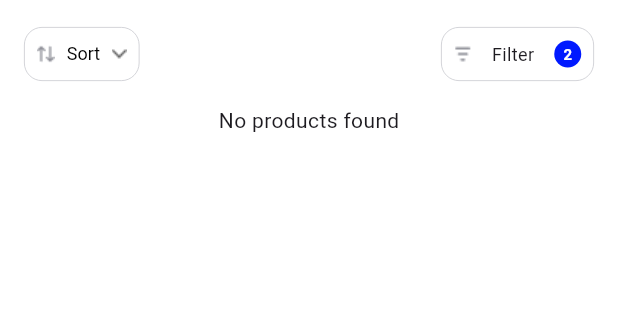
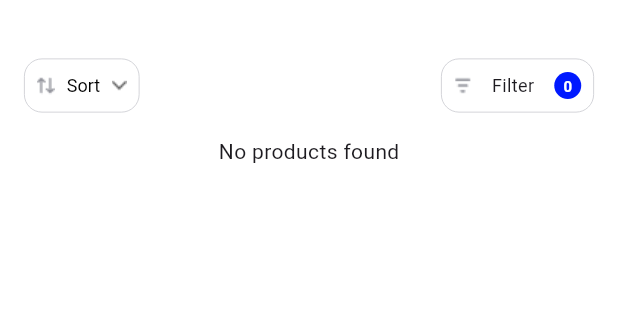
Before and after one commit to Medhatahmedabdelkarim/E-commerce-app, a Flutter app: the SearchDestScreen screen opened directly, on a phone screen of 412 x 824 dp, the part 105-425 px from its top. Run offline on Flutter 3.47's test engine with Material 3 defaults, Android fonts, the phone set to English and light mode, and no system bars; our stand-ins replace bloc, carousel_slider, dio, dots_indicator, flutter_bloc, flutter_rating_bar and 5 more; missing offline and left inert: filter_list; accounts and stored records are empty; generated files the repository leaves out were written again; network calls fail.

```diff
--- a/lib/Search/presentation/manager/search_bloc.dart
+++ b/lib/Search/presentation/manager/search_bloc.dart
@@ -34,7 +34,7 @@ class SearchBloc extends Bloc<SearchEvent, SearchState> {
 
     emit(SearchLoading());
     final products = await apiService.searchProducts(query);
-    emit(SearchLoaded(products, submitted: false));
+    emit(SearchLoaded(products, query,submitted: false));
   }
 
   Future<void> _onSearchSubmitted(
@@ -51,7 +51,7 @@ class SearchBloc extends Bloc<SearchEvent, SearchState> {
 
     emit(SearchLoading());
     final products = await apiService.searchProducts(query);
-    emit(SearchLoaded(products, submitted: true));
+    emit(SearchLoaded(products,query, submitted: true));
   }
 
   void _onRemoveRecentSearch(
--- a/lib/Search/presentation/manager/search_state.dart
+++ b/lib/Search/presentation/manager/search_state.dart
@@ -14,8 +14,9 @@ class SearchRecent extends SearchState {
 class SearchLoaded extends SearchState {
   final List<Product> products;
   final bool submitted;
+  final String query;
 
-  SearchLoaded(this.products, {this.submitted = false});
+  SearchLoaded(this.products,this.query, {this.submitted = false});
 }
 
 class SearchLoading extends SearchState {}
--- a/lib/Search/presentation/screens/search_dest_screen.dart
+++ b/lib/Search/presentation/screens/search_dest_screen.dart
@@ -11,14 +11,20 @@ import 'package:get/get_core/src/get_main.dart';
 import '../../../common_ui/manager/product_bloc.dart';
 import '../../../data/models/product.dart';
 import '../../../navigation/Bloc/navigation_bloc.dart';
+import '../widgets/filter_button.dart';
+import '../widgets/sort_button.dart';
 
 class SearchDestScreen extends StatelessWidget {
-  SearchDestScreen(
-      {super.key, required this.products, this.fromNavMenu = false,});
+  SearchDestScreen({
+    super.key,
+    required this.products,
+    this.fromNavMenu = false,
+    required this.query,
+  });
 
   final List<Product> products;
   final bool fromNavMenu;
-
+  final String query;
 
   final items = [
     'Sort from A-Z',
@@ -32,133 +38,36 @@ class SearchDestScreen extends StatelessWidget {
     WidgetsBinding.instance.addPostFrameCallback((_) {
       context.read<ProductBloc>().add(ClearProductsEvent());
     });
-    var productBloc = context.read<ProductBloc>();
     return Scaffold(
       backgroundColor: Colors.white,
-      appBar: SearchAppbar(fromNavMenu: fromNavMenu,),
+      appBar: SearchAppbar(fromNavMenu: fromNavMenu),
 
       body: Column(
         crossAxisAlignment: CrossAxisAlignment.start,
         children: [
+          query.length == 0
+              ? Text('')
+              : Padding(
+                  padding: const EdgeInsets.all(8.0),
+                  child: Text(
+                    'Results For \"${query}\"',
+                    style: TextStyle(fontWeight: FontWeight.w700, fontSize: 16),
+                  ),
+                ),
           Padding(
             padding: const EdgeInsets.all(16.0),
             child: Row(
               mainAxisAlignment: MainAxisAlignment.spaceBetween,
               children: [
-                Container(
-                  height: 36,
-                  decoration: BoxDecoration(
-                    border: Border.all(
-                      width: 0.5,
-                      color: Color.fromRGBO(197, 198, 204, 1),
-                    ),
-                    borderRadius: BorderRadius.circular(12),
-                  ),
-                  child: Padding(
-                    padding: const EdgeInsets.all(8.0),
-                    child: Row(
-                      mainAxisSize: MainAxisSize.min,
-                      children: [
-                        Image(image: AssetImage("assets/Images/Icon (1).png")),
-                        SizedBox(width: 8,),
-                        SizedBox(
-                          width: 40,
-                          child: BlocBuilder<ProductBloc, ProductState>(
-                            builder: (context, state) {
-                              return DropdownButton(
-                                items: items.map((String items) {
-                                  return DropdownMenuItem(
-                                    value: items,
-                                    child: Text(items,),
-                                  );
-                                }).toList(),
-                                onChanged: (value) {
-                                  context.read<ProductBloc>().add(
-                                    SortProductsEvent(
-                                        state is ProductsLoaded && state.products.isNotEmpty?state.products:products,
-                                        value!),
-                                  );
-                                },
-                                style: TextStyle(
-                                    fontSize: 12, color: Colors.black),
-                                iconSize: 10,
-                                isExpanded: true,
-                                hint: Text('Sort',
-                                  style: TextStyle(color: Colors.black),),
-                                underline: Text(''),
-                                menuWidth: 120,
-                                isDense: false,
-                                icon: ImageIcon(
-                                  AssetImage("assets/Images/Arrow Down.png"),
-                                ),
-                              );
-                            },
-                          ),
-                        ),
-                      ],
-                    ),
-                  ),
-                ),
-                GestureDetector(
-                  onTap: () async {
-                    final filters = await Get.to(() => FiltersScreen());
-                    if (filters != null && filters is Map<String, dynamic>) {
-                      context.read<ProductBloc>().add(
-                          FilterProductsEvent(
-                            categoryId: filters['categoryId'],
-                            minPrice: (filters['minPrice'] as num?)?.toDouble(),
-                            maxPrice: (filters['maxPrice'] as num?)?.toDouble(),
-                            title: filters['title'],
-                          )
-                      );
-                    }
-                  },
-                  child: Container(
-                    height: 36,
-                    width: 102,
-                    decoration: BoxDecoration(
-                      border: Border.all(
-                        width: 0.5,
-                        color: Color.fromRGBO(197, 198, 204, 1),
-                      ),
-                      borderRadius: BorderRadius.circular(12),
-                    ),
-                    child: Padding(
-                      padding: const EdgeInsets.all(8.0),
-                      child: Row(
-                        mainAxisAlignment: MainAxisAlignment.spaceBetween,
-                        children: [
-                          Image(image: AssetImage("assets/Images/Filter.png")),
-                          Text("Filter", style: TextStyle(fontSize: 12)),
-                          Container(
-                            width: 18,
-                            height: 18,
-                            decoration: BoxDecoration(
-                              color: EColors.primary,
-                              borderRadius: BorderRadius.circular(20),
-                            ),
-                            child: Center(
-                              child: Text(
-                                '2',
-                                style: TextStyle(
-                                  color: Colors.white,
-                                  fontSize: 10,
-                                  fontWeight: FontWeight.w600,
-                                ),
-                              ),
-                            ),
-                          ),
-                        ],
-                      ),
-                    ),
-                  ),
-                ),
+                SortButton(items: items, products: products),
+                FilterButton(query: query),
               ],
             ),
-          ), BlocBuilder<ProductBloc, ProductState>(
+          ),
+          BlocBuilder<ProductBloc, ProductState>(
             builder: (context, state) {
-              final displayProducts = (state is ProductsLoaded &&
-                  state.products.isNotEmpty)
+              final displayProducts =
+                  (state is ProductsLoaded && state.products.isNotEmpty)
                   ? state.products
                   : products;
 
--- a/lib/Search/presentation/screens/search_screen.dart
+++ b/lib/Search/presentation/screens/search_screen.dart
@@ -19,11 +19,10 @@ class SearchScreen extends StatelessWidget {
       body: BlocConsumer<SearchBloc, SearchState>(
         listener: (context, state) {
           if (state is SearchLoaded && state.submitted) {
-            Get.to(() => SearchDestScreen(products: state.products));
+            Get.to(() => SearchDestScreen(products: state.products,query: state.query,));
           }
         },
         builder: (context, state) {
-          final searchBloc = context.read<SearchBloc>();
           if (state is SearchLoading) {
             return Center(child: CircularProgressIndicator());
           } else if (state is SearchLoaded) {
--- /dev/null
+++ b/lib/Search/presentation/widgets/filter_button.dart
@@ -0,0 +1,89 @@
+import 'package:flutter/cupertino.dart';
+import 'package:flutter/material.dart';
+import 'package:flutter_bloc/flutter_bloc.dart';
+import 'package:get/get.dart';
+import 'package:get/get_core/src/get_main.dart';
+
+import '../../../common_ui/manager/product_bloc.dart';
+import '../../../constants/colors.dart';
+import '../../../filter/presentation/screens/filters_screen.dart';
+
+class FilterButton extends StatefulWidget {
+  FilterButton({super.key, required this.query});
+
+  final String query;
+
+  @override
+  State<FilterButton> createState() => _FilterButtonState();
+}
+
+class _FilterButtonState extends State<FilterButton> {
+  int count=0;
+
+  @override
+  Widget build(BuildContext context) {
+    return GestureDetector(
+      onTap: () async {
+        final filters = await Get.to(() => FiltersScreen(query: widget.query));
+        if (filters != null && filters is Map<String, dynamic>) {
+          context.read<ProductBloc>().add(
+            FilterProductsEvent(
+              categoryId: filters['categoryId'],
+              minPrice: (filters['minPrice'] as num?)?.toDouble(),
+              maxPrice: (filters['maxPrice'] as num?)?.toDouble(),
+              title: widget.query,
+            ),
+          );
+        }
+        setState(() {
+          count=0;
+          if(filters['categoryId']!=null){
+            count++;
+          }
+          if(filters['maxPrice']!=null){
+            count++;
+          }
+        });
+      },
+      child: Container(
+        height: 36,
+        width: 102,
+        decoration: BoxDecoration(
+          border: Border.all(
+            width: 0.5,
+            color: Color.fromRGBO(197, 198, 204, 1),
+          ),
+          borderRadius: BorderRadius.circular(12),
+        ),
+        child: Padding(
+          padding: const EdgeInsets.all(8.0),
+          child: Row(
+            mainAxisAlignment: MainAxisAlignment.spaceBetween,
+            children: [
+              Image(image: AssetImage("assets/Images/Filter.png")),
+              Text("Filter", style: TextStyle(fontSize: 12)),
+              Container(
+                width: 18,
+                height: 18,
+                decoration: BoxDecoration(
+                  color: EColors.primary,
+                  borderRadius: BorderRadius.circular(20),
+                ),
+                child: Center(
+                  child: Text(
+                    '$count',
+                    style: TextStyle(
+                      color: Colors.white,
+                      fontSize: 10,
+                      fontWeight: FontWeight.w600,
+                    ),
+                  ),
+                ),
+              ),
+            ],
+          ),
+        ),
+      ),
+    );
+  }
+}
--- /dev/null
+++ b/lib/Search/presentation/widgets/sort_button.dart
@@ -0,0 +1,63 @@
+import 'package:flutter/material.dart';
+import 'package:flutter_bloc/flutter_bloc.dart';
+
+import '../../../common_ui/manager/product_bloc.dart';
+import '../../../data/models/product.dart';
+
+class SortButton extends StatelessWidget {
+  const SortButton({super.key, required this.items, required this.products});
+
+  final List<String> items;
+  final List<Product> products;
+
+  @override
+  Widget build(BuildContext context) {
+    return Container(
+      height: 36,
+      decoration: BoxDecoration(
+        border: Border.all(width: 0.5, color: Color.fromRGBO(197, 198, 204, 1)),
+        borderRadius: BorderRadius.circular(12),
+      ),
+      child: Padding(
+        padding: const EdgeInsets.all(8.0),
+        child: Row(
+          mainAxisSize: MainAxisSize.min,
+          children: [
+            Image(image: AssetImage("assets/Images/Icon (1).png")),
+            SizedBox(width: 8),
+            SizedBox(
+              width: 40,
+              child: BlocBuilder<ProductBloc, ProductState>(
+                builder: (context, state) {
+                  return DropdownButton(
+                    items: items.map((String items) {
+                      return DropdownMenuItem(value: items, child: Text(items));
+                    }).toList(),
+                    onChanged: (value) {
+                      context.read<ProductBloc>().add(
+                        SortProductsEvent(
+                          state is ProductsLoaded && state.products.isNotEmpty
+                              ? state.products
+                              : products,
+                          value!,
+                        ),
+                      );
+                    },
+                    style: TextStyle(fontSize: 12, color: Colors.black),
+                    iconSize: 10,
+                    isExpanded: true,
+                    hint: Text('Sort', style: TextStyle(color: Colors.black)),
+                    underline: Text(''),
+                    menuWidth: 120,
+                    isDense: false,
+                    icon: ImageIcon(AssetImage("assets/Images/Arrow Down.png")),
+                  );
+                },
+              ),
+            ),
+          ],
+        ),
+      ),
+    );
+  }
+}
--- a/lib/common_ui/manager/product_bloc.dart
+++ b/lib/common_ui/manager/product_bloc.dart
@@ -27,6 +27,7 @@ class ProductBloc extends Bloc<ProductEvent, ProductState> {
         categoryId: event.categoryId,
         minPrice: event.minPrice,
         maxPrice: event.maxPrice,
+        title: event.title
       );
       emit(ProductsLoaded(products));
 
--- a/lib/filter/presentation/screens/filters_screen.dart
+++ b/lib/filter/presentation/screens/filters_screen.dart
@@ -14,7 +14,9 @@ import '../../../services/api_services.dart';
 import '../managers/filters_bloc.dart';
 
 class FiltersScreen extends StatefulWidget {
-  FiltersScreen({super.key});
+  FiltersScreen({super.key, required this.query});
+
+  final String query;
 
   @override
   State<FiltersScreen> createState() => _FiltersScreenState();
@@ -38,12 +40,14 @@ class _FiltersScreenState extends State<FiltersScreen> {
   @override
   Widget build(BuildContext context) {
     return Scaffold(
-      appBar: FiltersAppBar(onPressed: (){
+      appBar: FiltersAppBar(
+        onPressed: () {
           setState(() {
-          selectedItem=null;
-          price=0;
+            selectedItem = null;
+            price = 0;
           });
-      },),
+        },
+      ),
       backgroundColor: Colors.white,
       body: FutureBuilder(
         future: _categoriesFuture,
@@ -55,7 +59,8 @@ class _FiltersScreenState extends State<FiltersScreen> {
           } else if (!snapshot.hasData) {
             return Center(child: Text("Product not found"));
           } else {
-            _categories = snapshot.data!;;
+            _categories = snapshot.data!;
+            ;
             return ListView(
               children: [
                 categoryTile(_categories),
@@ -129,18 +134,22 @@ class _FiltersScreenState extends State<FiltersScreen> {
       bottomNavigationBar: BlueButton(
         onPressed: () {
           final categoryId = selectedItem != null
-                ? _categories.firstWhere(
+              ? _categories
+                    .firstWhere(
                       (c) => c.name == selectedItem,
                       orElse: () => Category(id: -1, name: '', image: ''),
-            ).id
+                    )
+                    .id
               : null;
-            Get.back(result: {
+          Get.back(
+            result: {
               'categoryId': categoryId,
               'minPrice': 1,
               'maxPrice': price > 0 ? price.toDouble() : null,
               'title': null, // if needed
-            });
-          }
+            },
+          );
+        },
       ),
     );
   }
@@ -149,12 +158,9 @@ class _FiltersScreenState extends State<FiltersScreen> {
     return Padding(
       padding: const EdgeInsets.only(right: 8, left: 8, top: 8),
       child: ExpansionTile(
-                  trailing: price !=0
+        trailing: price != 0
             ? Container(
-                          padding: EdgeInsets.symmetric(
-                            horizontal: 12,
-                            vertical: 6,
-                          ),
+                padding: EdgeInsets.symmetric(horizontal: 12, vertical: 6),
                 decoration: BoxDecoration(
                   color: EColors.primary,
                   borderRadius: BorderRadius.circular(20),
@@ -171,10 +177,7 @@ class _FiltersScreenState extends State<FiltersScreen> {
         shape: Border(),
         title: Text(
           'Price Range',
-                    style: TextStyle(
-                      fontSize: 14,
-                      fontWeight: FontWeight.w400,
-                    ),
+          style: TextStyle(fontSize: 14, fontWeight: FontWeight.w400),
         ),
         children: [
           Column(
@@ -182,7 +185,7 @@ class _FiltersScreenState extends State<FiltersScreen> {
             children: [
               Slider(
                 activeColor: EColors.primary,
-                          inactiveColor:Color.fromRGBO(229, 232, 255, 1),
+                inactiveColor: Color.fromRGBO(229, 232, 255, 1),
                 label: "Select Max Price",
                 value: price.toDouble(),
                 onChanged: (value) {
@@ -265,7 +268,7 @@ class _FiltersScreenState extends State<FiltersScreen> {
                       item.name,
                       style: TextStyle(
                         color: isSelected ? Colors.white : EColors.primary,
-                        fontWeight:FontWeight.w600
+                        fontWeight: FontWeight.w600,
                       ),
                     ),
                   ),
--- a/lib/navigation/presentation/screens/navigation_menu.dart
+++ b/lib/navigation/presentation/screens/navigation_menu.dart
@@ -61,7 +61,7 @@ class _NavigationMenuState extends State<NavigationMenu> {
               index: state.tabIndex,
               children: [
                 _buildNavigator(0, HomeScreen()),
-                _buildNavigator(1, SearchDestScreen(products: [], fromNavMenu: true)),
+                _buildNavigator(1, SearchDestScreen(products: [], fromNavMenu: true,query: '',)),
                 _buildNavigator(2, CategoriesMainScreen()),
                 _buildNavigator(3, const ProfileScreen()),
               ],
```
Lines whose indentation alone changed are shown as unchanged.
